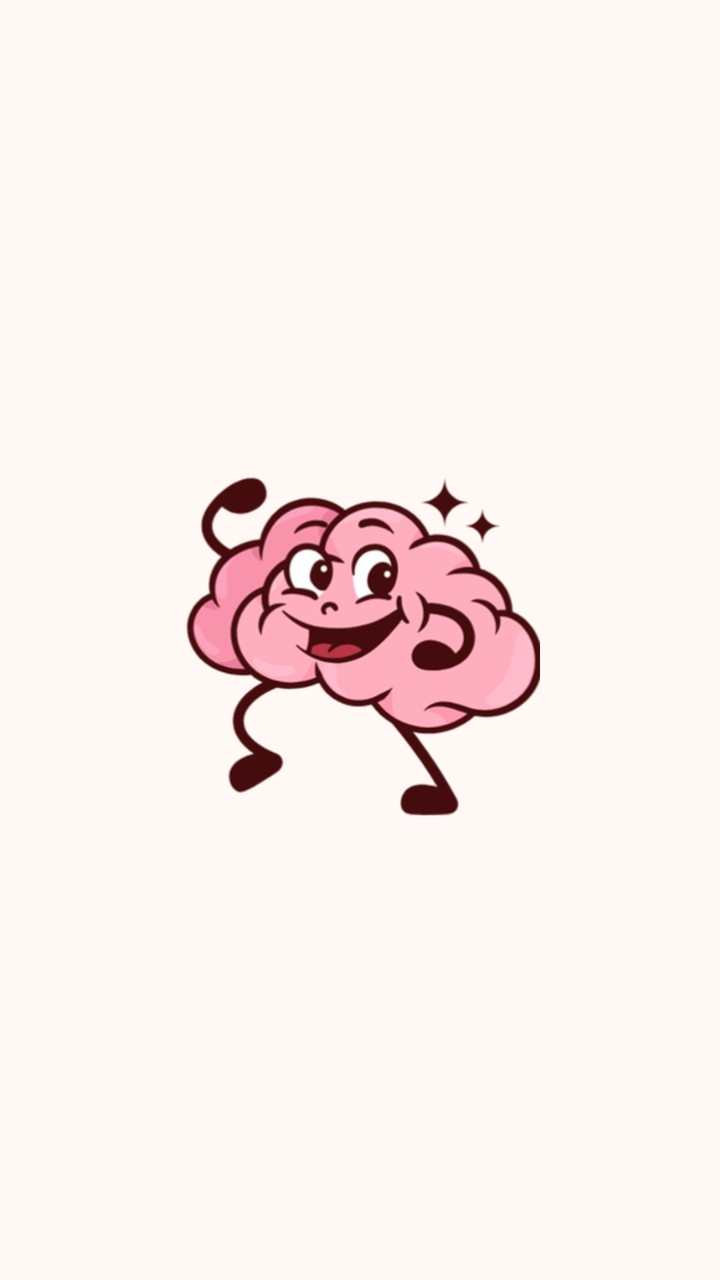
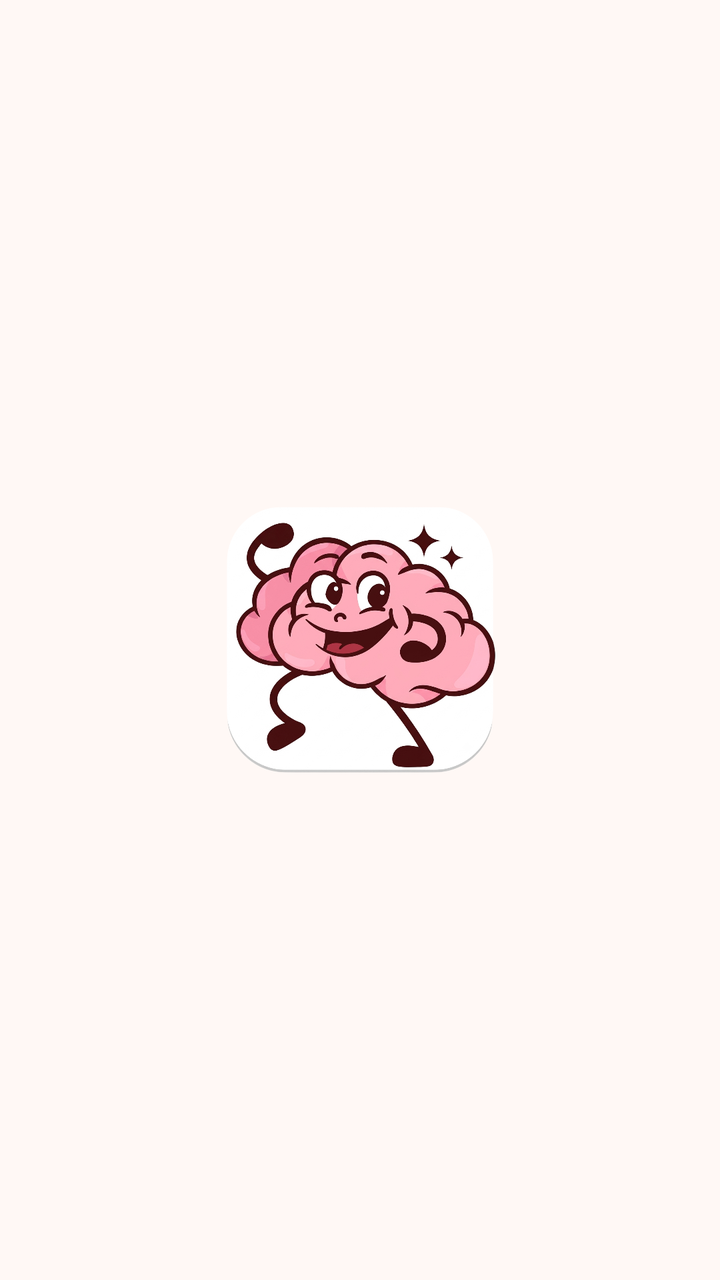

Two renders of the same Android screen: before a commit and after it. Below are the layout's source before the change and the commit's diff.
<!-- AndroidManifest.xml: activity theme Theme.TriviaQuiz -->
<!-- res/layout/activity_splash.xml -->
<?xml version="1.0" encoding="utf-8"?>
<androidx.constraintlayout.widget.ConstraintLayout xmlns:android="http://schemas.android.com/apk/res/android"
    xmlns:app="http://schemas.android.com/apk/res-auto"
    xmlns:tools="http://schemas.android.com/tools"
    android:layout_width="match_parent"
    android:layout_height="match_parent"
    android:background="#FFF8F5">

    
    <ImageView
        android:id="@+id/splashLogo"
        android:layout_width="180dp"
        android:layout_height="180dp"
        android:contentDescription="@string/app_name"
        android:scaleType="fitCenter"
        android:src="@drawable/logo"
        app:layout_constraintBottom_toBottomOf="parent"
        app:layout_constraintEnd_toEndOf="parent"
        app:layout_constraintStart_toStartOf="parent"
        app:layout_constraintTop_toTopOf="parent"
        tools:ignore="ContentDescription" />

</androidx.constraintlayout.widget.ConstraintLayout>
<!-- resources referenced by this layout -->
<resources>
  <!-- drawable logo: png bitmap (drawable, 87495 bytes) -->
  <string name="app_name">Trivia Quiz</string>
  <style name="Theme.TriviaQuiz" parent="Base.Theme.TriviaQuiz" />
  <style name="Base.Theme.TriviaQuiz" parent="Theme.Material3.DayNight.NoActionBar">
          
          
      </style>
</resources>

<!-- the commit's change to res/layout/activity_splash.xml (unified diff, before → after) -->
@@ -9,15 +9,14 @@
     
     <ImageView
         android:id="@+id/splashLogo"
-        android:layout_width="180dp"
-        android:layout_height="180dp"
+        android:layout_width="140dp"
+        android:layout_height="140dp"
         android:contentDescription="@string/app_name"
         android:scaleType="fitCenter"
         android:src="@drawable/logo"
         app:layout_constraintBottom_toBottomOf="parent"
         app:layout_constraintEnd_toEndOf="parent"
         app:layout_constraintStart_toStartOf="parent"
-        app:layout_constraintTop_toTopOf="parent"
-        tools:ignore="ContentDescription" />
+        app:layout_constraintTop_toTopOf="parent" />
 
 </androidx.constraintlayout.widget.ConstraintLayout>
<!-- resource entries referenced after the edit -->
@@ -1,6 +1,6 @@
 <!-- resources referenced by this layout -->
 <resources>
-  <!-- drawable logo: png bitmap (drawable, 87495 bytes) -->
+  <!-- drawable logo: png bitmap (drawable, 938844 bytes) -->
   <string name="app_name">Trivia Quiz</string>
   <style name="Theme.TriviaQuiz" parent="Base.Theme.TriviaQuiz" />
   <style name="Base.Theme.TriviaQuiz" parent="Theme.Material3.DayNight.NoActionBar">
